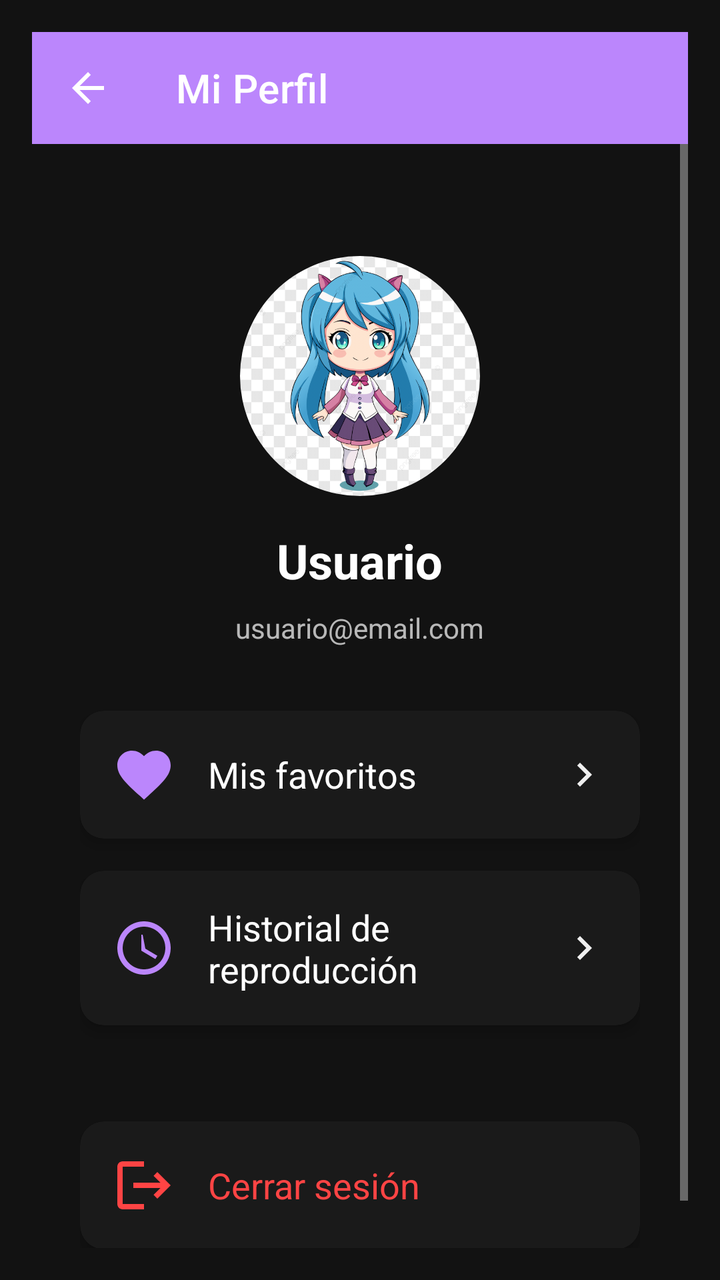
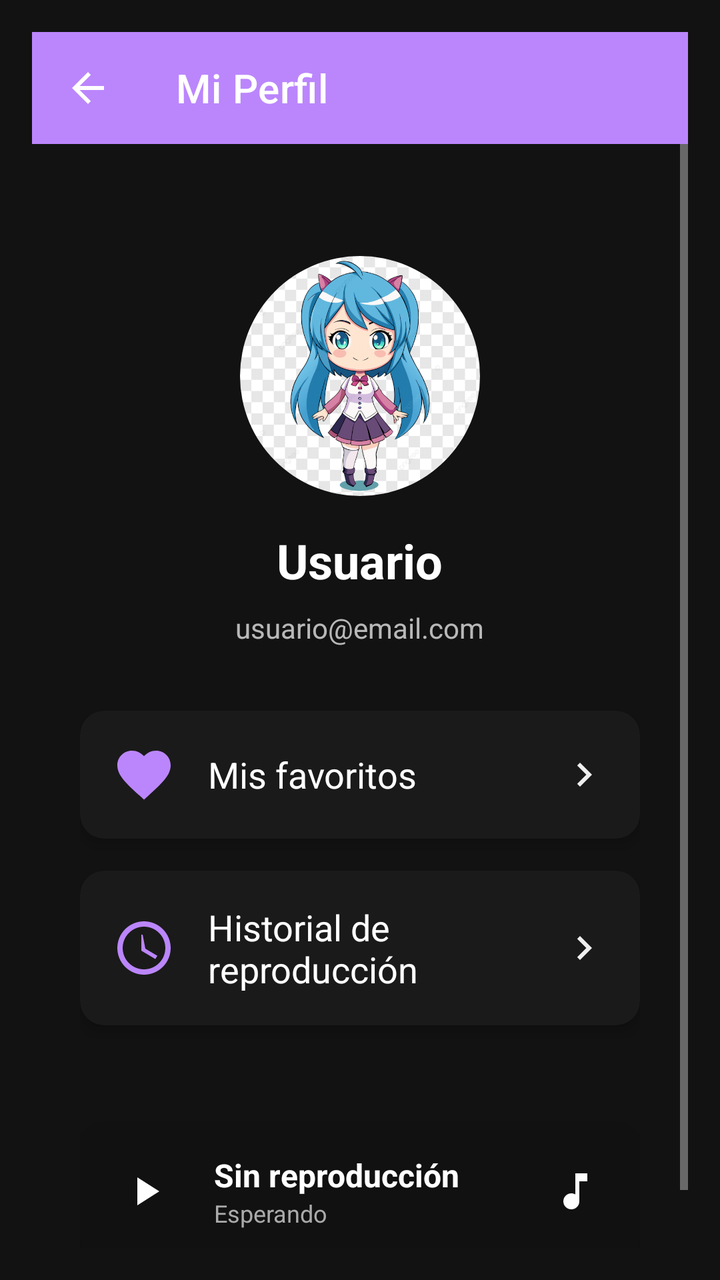

Two renders of the same Android screen: before a commit and after it. Below are the layout's source before the change and the commit's diff.
<!-- AndroidManifest.xml: activity theme Theme.Music1 -->
<!-- res/layout/activity_perfil_usuario.xml -->
<?xml version="1.0" encoding="utf-8"?>
<LinearLayout xmlns:android="http://schemas.android.com/apk/res/android"
    xmlns:app="http://schemas.android.com/apk/res-auto"
    android:layout_width="match_parent"
    android:layout_height="match_parent"
    android:orientation="vertical"
    android:background="@color/fondo_oscuro"
    android:padding="16dp">

    <com.google.android.material.appbar.MaterialToolbar
        android:id="@+id/toolbar"
        android:layout_width="match_parent"
        android:layout_height="?attr/actionBarSize"
        android:background="?attr/colorPrimary"
        app:title="Mi Perfil"
        app:titleTextColor="@color/white"
        app:navigationIcon="@drawable/ic_arrow_back"
        android:theme="@style/ThemeOverlay.AppCompat.Dark.ActionBar" />

    <ScrollView
        android:layout_width="match_parent"
        android:layout_height="match_parent">

        <LinearLayout
            android:layout_width="match_parent"
            android:layout_height="wrap_content"
            android:orientation="vertical"
            android:gravity="center_horizontal"
            android:padding="24dp">

            
            <com.google.android.material.imageview.ShapeableImageView
                android:id="@+id/ivAvatar"
                android:layout_width="120dp"
                android:layout_height="120dp"
                android:src="@drawable/avatar1"
                app:shapeAppearanceOverlay="@style/roundedImageView"
                android:layout_marginTop="32dp"
                android:layout_marginBottom="16dp" />

            
            <TextView
                android:id="@+id/tvNombreUsuario"
                android:layout_width="wrap_content"
                android:layout_height="wrap_content"
                android:text="Usuario"
                android:textSize="24sp"
                android:textStyle="bold"
                android:textColor="@color/white"
                android:layout_marginBottom="8dp" />

            
            <TextView
                android:id="@+id/tvEmailUsuario"
                android:layout_width="wrap_content"
                android:layout_height="wrap_content"
                android:text="usuario@email.com"
                android:textSize="14sp"
                android:textColor="@color/texto_secundario"
                android:layout_marginBottom="32dp" />

            
            <androidx.cardview.widget.CardView
                android:id="@+id/cardFavoritos"
                android:layout_width="match_parent"
                android:layout_height="wrap_content"
                android:layout_marginBottom="16dp"
                app:cardCornerRadius="12dp"
                app:cardBackgroundColor="@color/fondo_secundario"
                app:cardElevation="4dp">

                <LinearLayout
                    android:layout_width="match_parent"
                    android:layout_height="wrap_content"
                    android:orientation="horizontal"
                    android:padding="16dp"
                    android:gravity="center_vertical">

                    <ImageView
                        android:layout_width="32dp"
                        android:layout_height="32dp"
                        android:src="@drawable/ic_favorite"
                        android:tint="@color/colorAccent" />

                    <TextView
                        android:layout_width="0dp"
                        android:layout_height="wrap_content"
                        android:layout_weight="1"
                        android:text="Mis favoritos"
                        android:textSize="18sp"
                        android:textColor="@color/white"
                        android:layout_marginStart="16dp" />

                    <ImageView
                        android:layout_width="24dp"
                        android:layout_height="24dp"
                        android:src="@drawable/ic_chevron_right"
                        android:tint="@color/texto_secundario" />
                </LinearLayout>
            </androidx.cardview.widget.CardView>

            
            <androidx.cardview.widget.CardView
                android:id="@+id/cardHistorial"
                android:layout_width="match_parent"
                android:layout_height="wrap_content"
                android:layout_marginBottom="16dp"
                app:cardCornerRadius="12dp"
                app:cardBackgroundColor="@color/fondo_secundario"
                app:cardElevation="4dp">

                <LinearLayout
                    android:layout_width="match_parent"
                    android:layout_height="wrap_content"
                    android:orientation="horizontal"
                    android:padding="16dp"
                    android:gravity="center_vertical">

                    <ImageView
                        android:layout_width="32dp"
                        android:layout_height="32dp"
                        android:src="@drawable/ic_history"
                        android:tint="@color/colorAccent" />

                    <TextView
                        android:layout_width="0dp"
                        android:layout_height="wrap_content"
                        android:layout_weight="1"
                        android:text="Historial de reproducción"
                        android:textSize="18sp"
                        android:textColor="@color/white"
                        android:layout_marginStart="16dp" />

                    <ImageView
                        android:layout_width="24dp"
                        android:layout_height="24dp"
                        android:src="@drawable/ic_chevron_right"
                        android:tint="@color/texto_secundario" />
                </LinearLayout>
            </androidx.cardview.widget.CardView>

            
            <androidx.cardview.widget.CardView
                android:id="@+id/cardCerrarSesion"
                android:layout_width="match_parent"
                android:layout_height="wrap_content"
                android:layout_marginTop="32dp"
                app:cardCornerRadius="12dp"
                app:cardBackgroundColor="@color/fondo_secundario"
                app:cardElevation="4dp">

                <LinearLayout
                    android:layout_width="match_parent"
                    android:layout_height="wrap_content"
                    android:orientation="horizontal"
                    android:padding="16dp"
                    android:gravity="center_vertical">

                    <ImageView
                        android:layout_width="32dp"
                        android:layout_height="32dp"
                        android:src="@drawable/ic_logout"
                        android:tint="@color/rojo_detener" />

                    <TextView
                        android:layout_width="0dp"
                        android:layout_height="wrap_content"
                        android:layout_weight="1"
                        android:text="Cerrar sesión"
                        android:textSize="18sp"
                        android:textColor="@color/rojo_detener"
                        android:layout_marginStart="16dp" />
                </LinearLayout>
            </androidx.cardview.widget.CardView>

        </LinearLayout>
    </ScrollView>
</LinearLayout>
<!-- resources referenced by this layout -->
<resources>
  <color name="colorAccent">#BB86FC</color>
  <color name="fondo_oscuro">#121212</color>
  <color name="fondo_secundario">#1A1A1A</color>
  <color name="rojo_detener">#FF4444</color>
  <color name="texto_secundario">#B3FFFFFF</color>
  <color name="white">#FFFFFF</color>
  <!-- drawable ic_arrow_back (drawable) -->
  <vector xmlns:android="http://schemas.android.com/apk/res/android"
      android:width="24dp"
      android:height="24dp"
      android:viewportWidth="24"
      android:viewportHeight="24">
      <path
          android:fillColor="#FFFFFF"
          android:pathData="M20,11H7.83l5.59,-5.59L12,4l-8,8 8,8 1.41,-1.41L7.83,13H20v-2z"/>
  </vector>
  <!-- drawable ic_chevron_right (drawable) -->
  <vector xmlns:android="http://schemas.android.com/apk/res/android"
      android:width="24dp"
      android:height="24dp"
      android:viewportWidth="24"
      android:viewportHeight="24">
      <path
          android:fillColor="#CCCCCC"
          android:pathData="M10,6L8.59,7.41 13.17,12l-4.58,4.59L10,18l6,-6z"/>
  </vector>
  <!-- drawable ic_favorite (drawable) -->
  <vector xmlns:android="http://schemas.android.com/apk/res/android"
      android:width="24dp"
      android:height="24dp"
      android:viewportWidth="24"
      android:viewportHeight="24">
      <path
          android:fillColor="#FF0000"
          android:pathData="M12,21.35l-1.45,-1.32C5.4,15.36 2,12.28 2,8.5 2,5.42 4.42,3 7.5,3c1.74,0 3.41,0.81 4.5,2.09C13.09,3.81 14.76,3 16.5,3 19.58,3 22,5.42 22,8.5c0,3.78 -3.4,6.86 -8.55,11.54L12,21.35z"/>
  </vector>
  <!-- drawable ic_history (drawable) -->
  <vector xmlns:android="http://schemas.android.com/apk/res/android"
      android:width="24dp"
      android:height="24dp"
      android:viewportWidth="24"
      android:viewportHeight="24">
      <path
          android:fillColor="#FFFFFF"
          android:pathData="M12,2C6.48,2 2,6.48 2,12s4.48,10 10,10 10,-4.48 10,-10S17.52,2 12,2zm0,18c-4.41,0-8,-3.59-8,-8s3.59-8,8-8 8,3.59 8,8-3.59,8-8,8zm-0.5-13H11v6l5.25,3.15 0.75,-1.23 -4.5,-2.67z"/>
  </vector>
  <!-- drawable ic_logout (drawable) -->
  <vector xmlns:android="http://schemas.android.com/apk/res/android"
      android:width="24dp"
      android:height="24dp"
      android:viewportWidth="24"
      android:viewportHeight="24">
      <path
          android:fillColor="#FF4444"
          android:pathData="M17,7l-1.41,1.41L18.17,11H8v2h10.17l-2.58,2.58L17,17l5,-5zM4,5h8V3H4c-1.1,0-2,0.9-2,2v14c0,1.1,0.9,2,2,2h8v-2H4V5z"/>
  </vector>
  <style name="roundedImageView">
          <item name="cornerFamily">rounded</item>
          <item name="cornerSize">60dp</item>
      </style>
  <color name="accento_principal">#BB86FC</color>
  <color name="azul_profundo">#0A1929</color>
  <color name="destello_play">#03DAC6</color>
  <color name="fondo_principal">#0A0A0A</color>
  <color name="texto_primario">#FFFFFF</color>
  <!-- unchanged entries left out for length: 2 -->
</resources>

<!-- the commit's change to res/layout/activity_perfil_usuario.xml (unified diff, before → after) -->
@@ -171,8 +171,64 @@
                         android:textColor="@color/rojo_detener"
                         android:layout_marginStart="16dp" />
                 </LinearLayout>
+            <include layout="@layout/layout_miniplayer" />
             </androidx.cardview.widget.CardView>
 
         </LinearLayout>
     </ScrollView>
 </LinearLayout>
+<!-- res/layout/layout_miniplayer.xml (included above) -->
+<?xml version="1.0" encoding="utf-8"?>
+<LinearLayout xmlns:android="http://schemas.android.com/apk/res/android"
+    android:id="@+id/miniPlayer"
+    android:layout_width="match_parent"
+    android:layout_height="70dp"
+    android:layout_alignParentBottom="true"
+    android:background="#111111"
+    android:orientation="horizontal"
+    android:padding="10dp"
+    android:gravity="center_vertical">
+
+    <ImageButton
+        android:id="@+id/btnMiniPlay"
+        android:layout_width="45dp"
+        android:layout_height="45dp"
+        android:background="@android:color/transparent"
+        android:src="@drawable/ic_play"
+        android:tint="@android:color/white" />
+
+    <LinearLayout
+        android:layout_width="0dp"
+        android:layout_height="wrap_content"
+        android:layout_weight="1"
+        android:orientation="vertical"
+        android:paddingStart="12dp">
+
+        <TextView
+            android:id="@+id/txtMiniTitulo"
+            android:layout_width="wrap_content"
+            android:layout_height="wrap_content"
+            android:text="Sin reproducción"
+            android:textColor="@android:color/white"
+            android:textSize="16sp"
+            android:textStyle="bold" />
+
+        <TextView
+            android:id="@+id/txtMiniEstado"
+            android:layout_width="wrap_content"
+            android:layout_height="wrap_content"
+            android:text="Esperando"
+            android:textColor="#AAAAAA"
+            android:textSize="12sp" />
+
+    </LinearLayout>
+
+    <ImageButton
+        android:id="@+id/btnAbrirPlayer"
+        android:layout_width="45dp"
+        android:layout_height="45dp"
+        android:background="@android:color/transparent"
+        android:src="@drawable/ic_music_note"
+        android:tint="@android:color/white" />
+
+</LinearLayout>
<!-- resource entries referenced after the edit -->
@@ -56,6 +56,28 @@
           android:fillColor="#FF4444"
           android:pathData="M17,7l-1.41,1.41L18.17,11H8v2h10.17l-2.58,2.58L17,17l5,-5zM4,5h8V3H4c-1.1,0-2,0.9-2,2v14c0,1.1,0.9,2,2,2h8v-2H4V5z"/>
   </vector>
+  <!-- drawable ic_music_note (drawable) -->
+  <?xml version="1.0" encoding="utf-8"?>
+  <vector xmlns:android="http://schemas.android.com/apk/res/android"
+      android:width="24dp"
+      android:height="24dp"
+      android:viewportWidth="24"
+      android:viewportHeight="24">
+      <path
+          android:fillColor="#FFFFFFFF"
+          android:pathData="M12,3v10.55c-0.59,-0.34 -1.27,-0.55 -2,-0.55 -2.21,0 -4,1.79 -4,4s1.79,4 4,4 4,-1.79 4,-4V7h4V3h-6z"/>
+  </vector>
+  <!-- drawable ic_play (drawable) -->
+  <?xml version="1.0" encoding="utf-8"?>
+  <vector xmlns:android="http://schemas.android.com/apk/res/android"
+      android:width="24dp"
+      android:height="24dp"
+      android:viewportWidth="24"
+      android:viewportHeight="24">
+      <path
+          android:fillColor="#FFFFFF"
+          android:pathData="M8,5v14l11,-7z"/>
+  </vector>
   <style name="roundedImageView">
           <item name="cornerFamily">rounded</item>
           <item name="cornerSize">60dp</item>
